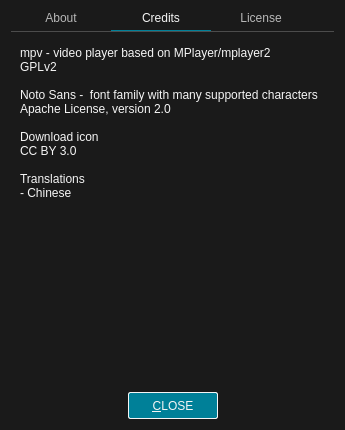
Old version of the form src/ui/aboutdialog.ui in the repository u8sand/Baka-MPlayer.
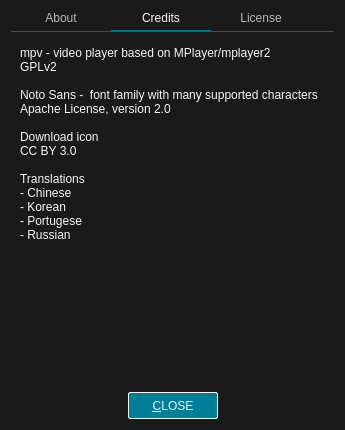
New version of the form. The open tabs and pages were chosen to show the change. Icons and pictures are not drawn.

Commit message: aboutdialog.ui: update translation credits

The edit to the form file:
```diff
--- a/src/ui/aboutdialog.ui
+++ b/src/ui/aboutdialog.ui
@@ -222,7 +222,10 @@
 CC BY 3.0 &lt;Sasha Mescheryakov&gt;
 
 Translations
-- Chinese &lt;amazingfate&gt;</string>
+- Chinese &lt;amazingfate&gt;
+- Korean &lt;godly-devotion&gt;
+- Portugese &lt;u8sand&gt;
+- Russian &lt;suhr&gt;</string>
          </property>
         </widget>
        </item>
```
